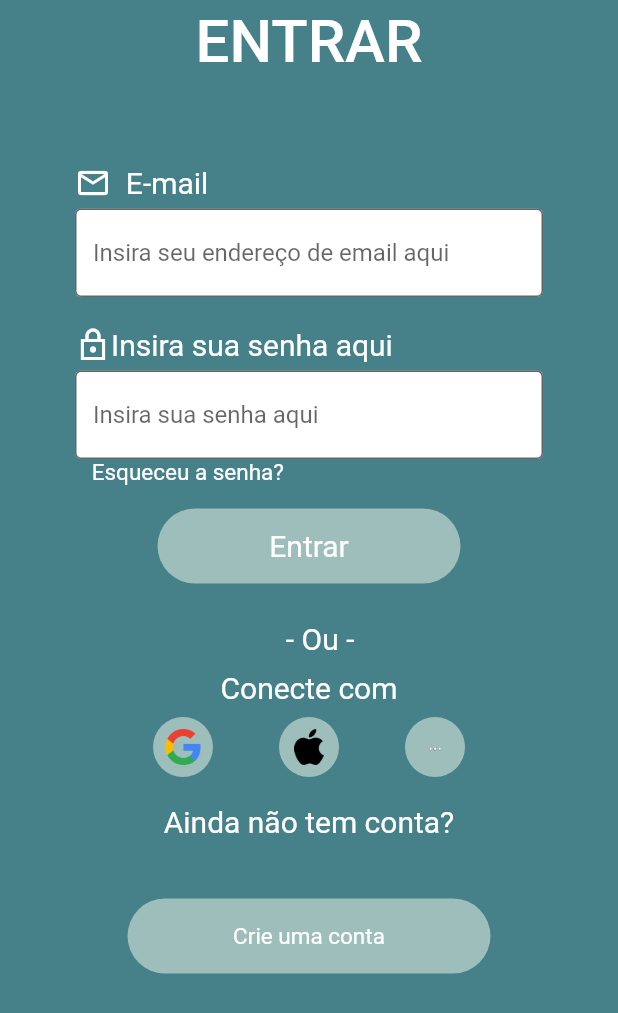
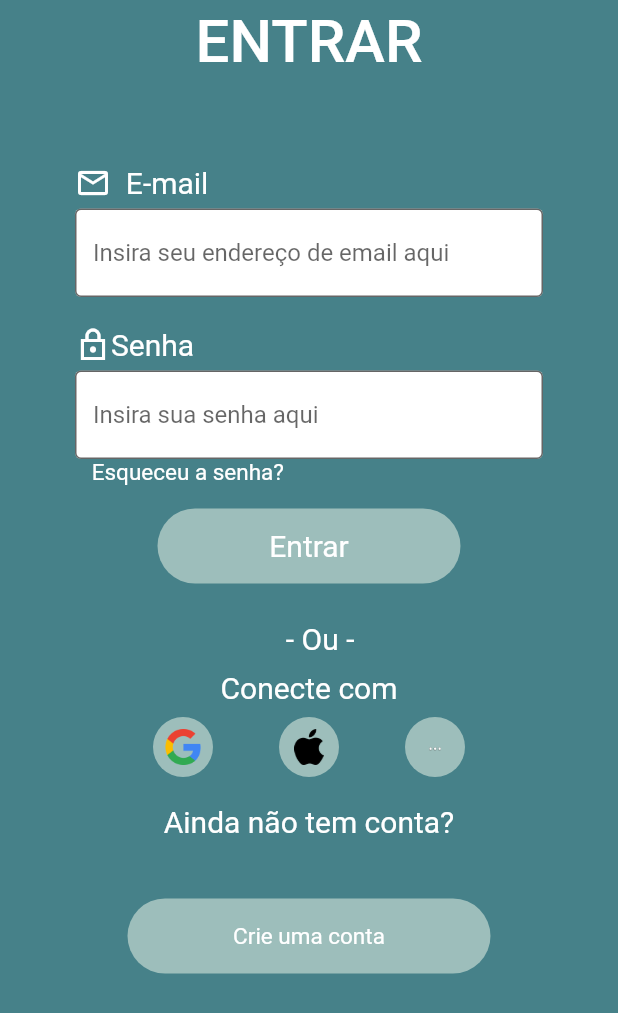
Before and after one commit to ThiagoAlmeida0/PMOB_2022, a Flutter app: the screen it shows after launch, on a phone screen of 412 x 824 dp. Shown: the top 1013 px of the screen. Run offline on Flutter 3.47's test engine with Material 2 defaults, Android fonts, the phone set to English and light mode, and no system bars; our stand-ins replace font_awesome_flutter, sqflite; accounts and stored records are empty.

Commit message:
ajustes no bd

```diff
--- a/lib/ui/screens/authentication/login_screen.dart
+++ b/lib/ui/screens/authentication/login_screen.dart
@@ -80,7 +80,7 @@ class _LoginScreenState extends State<LoginScreen> {
                     Icons.lock_outline_sharp,
                     color: iconColor,
                   ),
-                  Text("Insira sua senha aqui",
+                  Text("Senha",
                       style: TextStyle(fontSize: 20, color: textColor))
                 ],
               ),
```
Also changed, not shown: lib/data/dbHelper.dart (+3 -4 lines).
